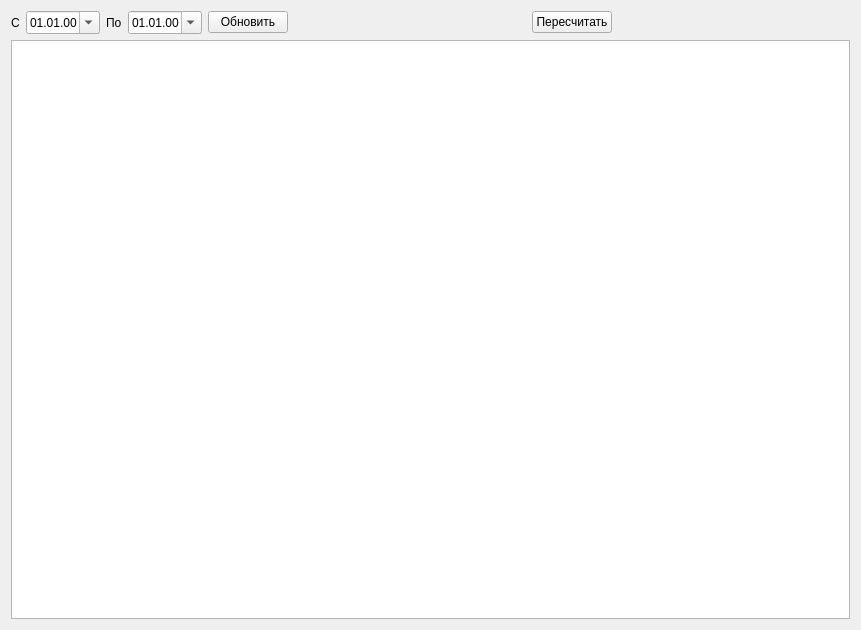
This is formrecalc.ui in Sergeyego/el_zp as Qt 5 draws it before an edit. The edited form follows.
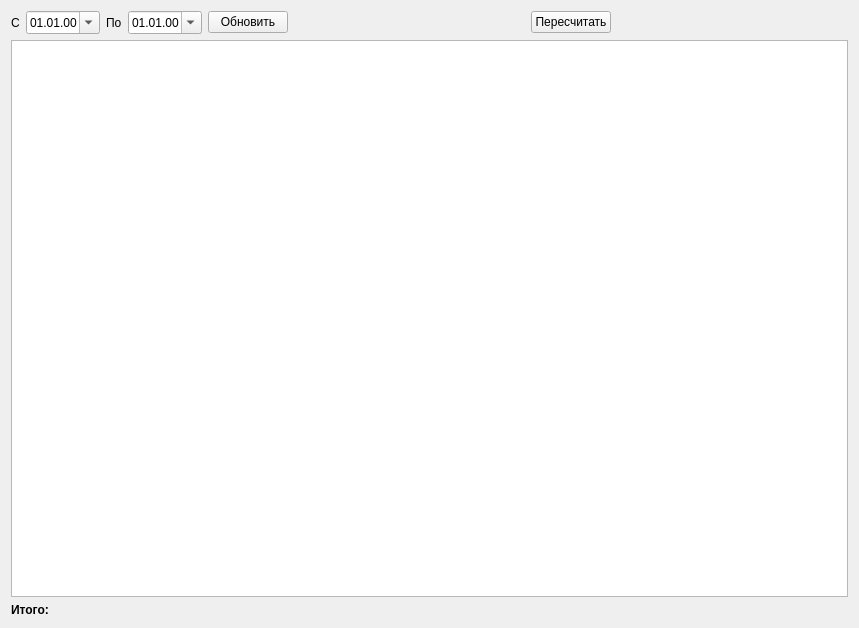
This is the edited form. Custom widgets are drawn as their Qt base class.

What changed in the file:
```diff
--- a/formrecalc.ui
+++ b/formrecalc.ui
@@ -6,8 +6,8 @@
    <rect>
     <x>0</x>
     <y>0</y>
-    <width>861</width>
-    <height>630</height>
+    <width>859</width>
+    <height>628</height>
    </rect>
   </property>
   <property name="windowTitle">
@@ -95,6 +95,19 @@
    <item>
     <widget class="TableView" name="tableView"/>
    </item>
+   <item>
+    <widget class="QLabel" name="labelSum">
+     <property name="font">
+      <font>
+       <weight>75</weight>
+       <bold>true</bold>
+      </font>
+     </property>
+     <property name="text">
+      <string>Итого:</string>
+     </property>
+    </widget>
+   </item>
   </layout>
  </widget>
  <customwidgets>
```
